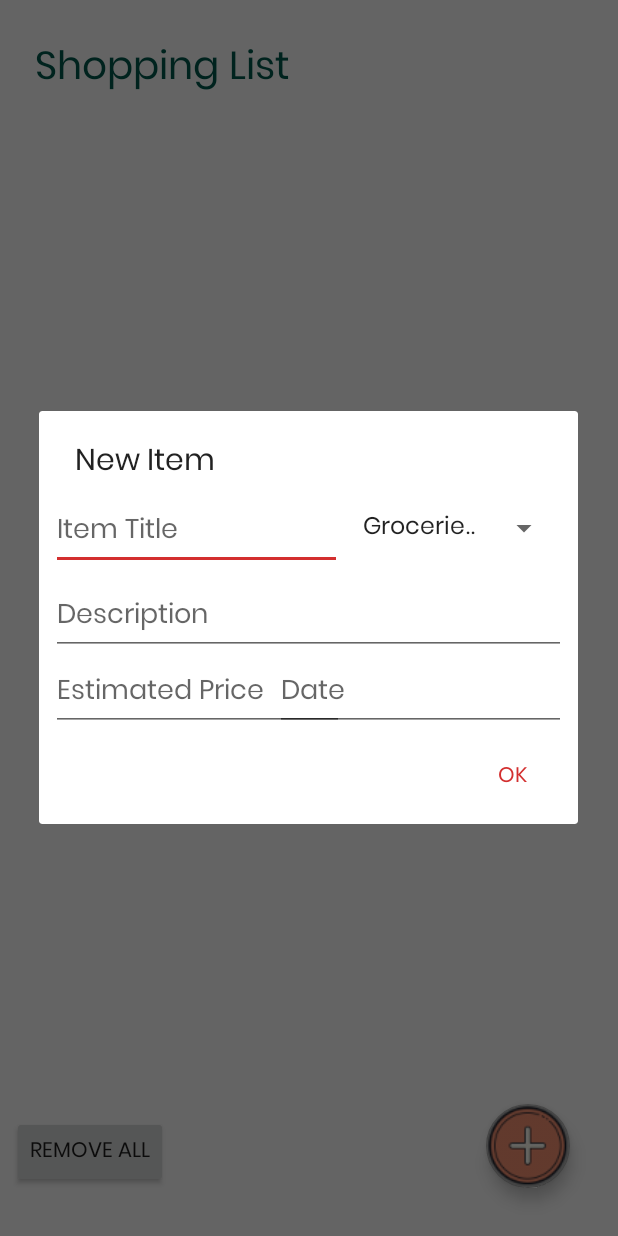
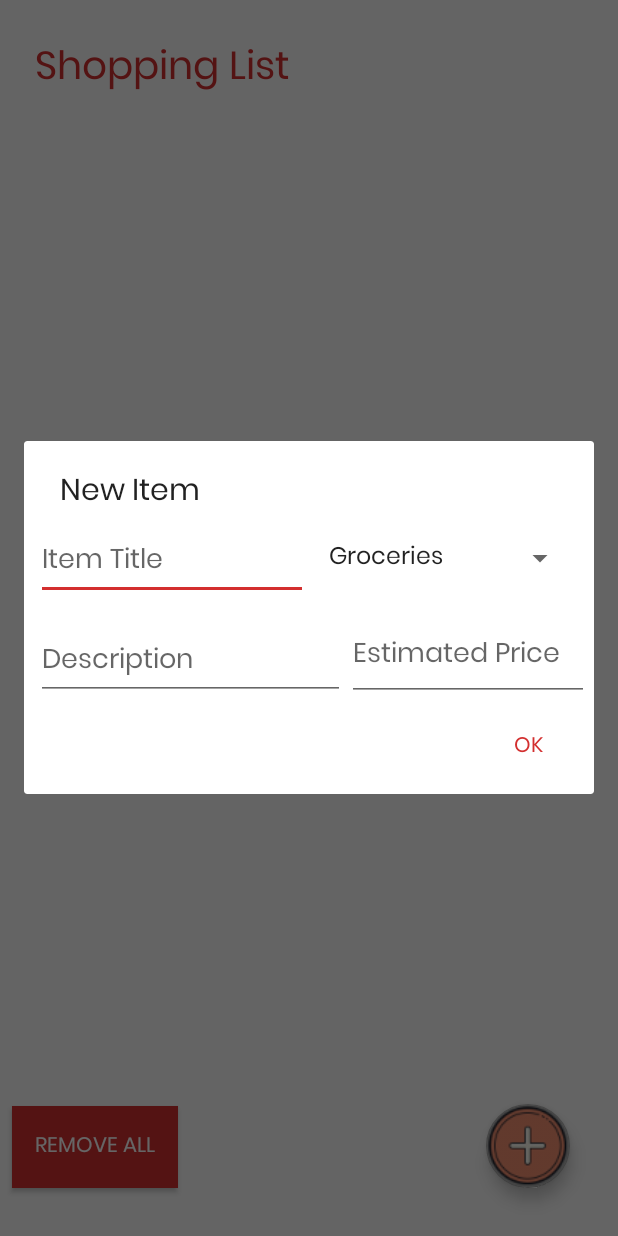
Before and after one commit to evcodes/ShopSmart, an Android app: the MainActivity screen opened directly, with no data from a screen before it, after a tap on an icon or button, on a phone screen of 412 x 824 dp. Run offline under Robolectric (Android 15) with nearby library versions, the light colour scheme and no system bars; our stand-ins replace Room's generated code.

Commit message:
Everything is working, buttons are style and ready to submit
Signed-off-by: evcodes <edv2@williams.edu>

```diff
--- a/app/build.gradle
+++ b/app/build.gradle
@@ -42,6 +42,8 @@
 
     implementation 'android.arch.persistence.room:runtime:1.1.1'
     kapt 'android.arch.persistence.room:compiler:1.1.1'
+
+    implementation 'com.chauthai.swipereveallayout:swipe-reveal-layout:1.4.1'
 }
 
 apply plugin: 'com.google.gms.google-services'
--- a/app/src/main/java/com/eddyvarela/shopping/ItemDialog.kt
+++ b/app/src/main/java/com/eddyvarela/shopping/ItemDialog.kt
@@ -2,17 +2,12 @@
 
 import android.app.Dialog
 import android.content.Context
-import android.graphics.Bitmap
-import android.graphics.BitmapFactory
 import android.os.Bundle
 import android.support.v4.app.DialogFragment
 import android.support.v7.app.AlertDialog
 import android.util.Log
 import android.view.View
-import android.widget.AdapterView
-import android.widget.ArrayAdapter
-import android.widget.EditText
-import android.widget.Spinner
+import android.widget.*
 import com.eddyvarela.shopping.data.ShoppingItem
 import kotlinx.android.synthetic.main.new_item_dialog.view.*
 import java.lang.RuntimeException
@@ -42,7 +37,6 @@
         }
     }
 
-    private lateinit var etItemDate: EditText
     private lateinit var etItemCategory: Spinner
     private lateinit var etItemPrice: EditText
     private lateinit var etItemTitle: EditText
@@ -52,7 +46,7 @@
     override fun onCreateDialog(savedInstanceState: Bundle?): Dialog {
 
 
-        val categoryAdapter = ArrayAdapter.createFromResource(
+        var categoryAdapter = ArrayAdapter.createFromResource(
             this.context,
             R.array.array_category, android.R.layout.simple_spinner_item
         )
@@ -60,43 +54,44 @@
         categoryAdapter.setDropDownViewResource(android.R.layout.simple_spinner_dropdown_item)
 
 
-        val rootView = requireActivity().layoutInflater.inflate(
+        var rootView = requireActivity().layoutInflater.inflate(
             R.layout.new_item_dialog, null
         )
         rootView.spinnerCategory.adapter = categoryAdapter
 
-        val builder = AlertDialog.Builder(requireContext())
+        var builder = AlertDialog.Builder(requireContext())
 
         builder.setTitle(getString(R.string.Make_new_item))
 
         rootView.spinnerCategory.onItemSelectedListener = this
-        etItemDate = rootView.etDate
         etItemTitle = rootView.etTitle
         etItemDescription = rootView.etDescription
+
+
         etItemPrice = rootView.etPrice
         etItemCategory = rootView.spinnerCategory
 
         builder.setView(rootView)
 
-        val arguments = this.arguments
+        var arguments = this.arguments
 
         // IF I AM IN EDIT MODE
         if (arguments != null && arguments.containsKey(
                 MainActivity.KEY_ITEM_TO_EDIT
             )
         ) {
-            Log.d("Debugging edit", "In onCreateDialog")
 
-            val shoppingItem = arguments.getSerializable(
+            var shoppingItem = arguments.getSerializable(
                 MainActivity.KEY_ITEM_TO_EDIT
             ) as ShoppingItem
 
-            etItemDate.setText(shoppingItem.date)
+            builder.setTitle("Edit Item")
+
             etItemTitle.setText(shoppingItem.title)
             etItemDescription.setText(shoppingItem.description)
             etItemPrice.setText(shoppingItem.price)
+            etItemCategory.setSelection(getIndex(shoppingItem.category))
 
-            builder.setTitle("Edit Item")
         }
 
         builder.setPositiveButton("OK") { _, _ ->
@@ -106,6 +101,15 @@
         return builder.create()
     }
 
+    private fun getIndex(s: String): Int {
+
+        return when (s) {
+            "Groceries" -> 0
+            "Clothing" -> 1
+            "Miscellaneous" -> 2
+            else -> 2
+        }
+    }
     override fun onItemSelected(parent: AdapterView<*>?, view: View?, position: Int, id: Long) {
     }
 
@@ -121,7 +125,6 @@
                 val arguments = this.arguments
                 // IF EDIT MODE
                 if (arguments != null && arguments.containsKey(MainActivity.KEY_ITEM_TO_EDIT)) {
-                    Log.d("Debugging edit", "In onResume")
                     handleItemEdit()
                 } else {
                     handleItemCreate()
@@ -130,12 +133,13 @@
                 dialog.dismiss()
             } else {
                 etItemTitle.error = "This field can not be empty"
+                etItemDescription.error = "This field can not be empty"
+                etItemPrice.error = "This field can not be empty"
             }
         }
     }
 
     private fun handleItemCreate() {
-
         itemHandler.itemCreated(
             ShoppingItem(
                 null,
@@ -151,7 +155,6 @@
 
 
     private fun handleItemEdit() {
-        Log.d("Debugging edit", "In Handle Item Edit")
         val shoppingItemEdit = arguments?.getSerializable(
             MainActivity.KEY_ITEM_TO_EDIT
         ) as ShoppingItem
@@ -159,7 +162,6 @@
         shoppingItemEdit.description = etItemDescription.text.toString()
         shoppingItemEdit.category = etItemCategory.selectedItem.toString()
         shoppingItemEdit.price = etItemPrice.text.toString()
-        shoppingItemEdit.date = etItemDate.text.toString()
         itemHandler.itemUpdated(shoppingItemEdit)
     }
 
--- a/app/src/main/java/com/eddyvarela/shopping/MainActivity.kt
+++ b/app/src/main/java/com/eddyvarela/shopping/MainActivity.kt
@@ -25,16 +25,21 @@
     private lateinit var itemAdapter : ItemAdapter
 
     private var editIndex: Int = -1
+    private var total = 0.00
+
 
     override fun onCreate(savedInstanceState: Bundle?) {
         super.onCreate(savedInstanceState)
 
+        getTotal()
+        setContentView(R.layout.activity_main)
 
-        setContentView(R.layout.activity_main)
+
         initRecyclerViewFromDb()
 
-        newShoppingItem.setOnClickListener{
-               showAddItemDialog()
+
+        newShoppingItem.setOnClickListener {
+            showAddItemDialog()
         }
 
         btnDeleteAll.setOnClickListener {
@@ -42,8 +47,10 @@
             Thread {
                 AppDatabase.getInstance(this@MainActivity).shoppingItemDao().deleteAll()
                 initRecyclerViewFromDb()
+                getTotal()
             }.start()
         }
+
     }
 
     private fun initRecyclerViewFromDb() {
@@ -85,11 +92,25 @@
             "EDITITEMDIALOG")
     }
 
+
+    private fun getTotal() {
+        Thread {
+            total = 0.0
+            var shoppingItems = AppDatabase.getInstance(this@MainActivity).shoppingItemDao().getAllItems()
+            for (i in shoppingItems) {
+                total += i.price.toFloat()
+            }
+            runOnUiThread {
+                tvEstimatedTotal.text = "Estimated Total: $total"
+            }
+        }.start()
+    }
+
     override fun itemCreated(item: ShoppingItem) {
         Thread{
             var newId = AppDatabase.getInstance(this).shoppingItemDao().insertItem(item)
-
             item.itemID = newId
+            getTotal()
 
             runOnUiThread{
                 itemAdapter.addItem(item)
@@ -100,7 +121,7 @@
     override fun itemUpdated(item: ShoppingItem) {
         Thread {
             AppDatabase.getInstance(this).shoppingItemDao().updateItem(item)
-
+            getTotal()
             runOnUiThread {
                 itemAdapter.updateItem(item, editIndex)
             }
--- a/app/src/main/java/com/eddyvarela/shopping/data/ShoppingItem.kt
+++ b/app/src/main/java/com/eddyvarela/shopping/data/ShoppingItem.kt
@@ -3,7 +3,6 @@
 import android.arch.persistence.room.ColumnInfo
 import android.arch.persistence.room.Entity
 import android.arch.persistence.room.PrimaryKey
-import android.graphics.Bitmap
 import java.io.Serializable
 
 @Entity(tableName = "shoppingItem")
--- a/app/src/main/java/com/eddyvarela/shopping/touch/ItemRecyclerTouchCallback.kt
+++ b/app/src/main/java/com/eddyvarela/shopping/touch/ItemRecyclerTouchCallback.kt
@@ -2,6 +2,7 @@
 
 import android.support.v7.widget.RecyclerView
 import android.support.v7.widget.helper.ItemTouchHelper
+
 
 class ItemRecyclerTouchCallback(private val todoTouchHelperAdapter: ItemTouchHelperCallback)
     : ItemTouchHelper.Callback() {
@@ -17,7 +18,7 @@
     override fun getMovementFlags(recyclerView: RecyclerView, viewHolder: RecyclerView.ViewHolder): Int {
         val dragFlags = ItemTouchHelper.UP or ItemTouchHelper.DOWN
         val swipeFlags = ItemTouchHelper.START or ItemTouchHelper.END
-        return ItemTouchHelper.Callback.makeMovementFlags(dragFlags, swipeFlags)
+        return makeMovementFlags(dragFlags, swipeFlags)
     }
 
     override fun onMove(recyclerView: RecyclerView,
--- a/app/src/main/res/layout/activity_main.xml
+++ b/app/src/main/res/layout/activity_main.xml
@@ -9,7 +9,7 @@
     <TextView
             android:text="@string/shopping_list"
             android:textSize="26sp"
-            android:textColor="@color/colorPrimaryDark"
+            android:textColor="@color/colorAccent"
             android:layout_width="wrap_content"
             android:layout_height="wrap_content"
             android:id="@+id/tvShoppingList"
@@ -49,8 +49,8 @@
             app:layout_constraintTop_toBottomOf="@+id/recyclerView"
             android:layout_marginTop="28dp"
             app:layout_constraintStart_toStartOf="parent"
-            android:layout_marginLeft="168dp"
-            android:layout_marginStart="168dp"/>
+            android:layout_marginLeft="148dp"
+            android:layout_marginStart="148dp"/>
 
     <android.support.design.widget.FloatingActionButton
             android:layout_width="wrap_content"
@@ -74,6 +74,10 @@
             android:layout_width="wrap_content"
             android:layout_height="wrap_content"
             android:id="@+id/btnDeleteAll"
+            android:background="@color/colorAccent"
+            android:textColor="#FFF"
+            android:padding="15sp"
+
             app:layout_constraintStart_toStartOf="parent"
             android:layout_marginLeft="8dp"
             android:layout_marginStart="8dp"
--- a/app/src/main/res/layout/new_item_dialog.xml
+++ b/app/src/main/res/layout/new_item_dialog.xml
@@ -1,56 +1,69 @@
 <?xml version="1.0" encoding="utf-8"?>
 <android.support.constraint.ConstraintLayout
         xmlns:android="http://schemas.android.com/apk/res/android"
-        xmlns:app="http://schemas.android.com/apk/res-auto" xmlns:tools="http://schemas.android.com/tools" android:orientation="vertical"
+        xmlns:app="http://schemas.android.com/apk/res-auto"
+        android:orientation="vertical"
         android:layout_width="match_parent"
         android:layout_height="wrap_content">
 
+
     <EditText
             android:id="@+id/etTitle"
-            android:layout_width="194dp"
+            android:layout_width="181dp"
+            android:maxHeight="100dp"
             android:layout_height="wrap_content"
-            app:layout_constraintStart_toStartOf="parent" android:layout_marginLeft="8dp"
+            app:layout_constraintStart_toStartOf="parent"
+            android:layout_marginLeft="8dp"
             android:layout_marginStart="8dp"
-            android:layout_marginTop="4dp" app:layout_constraintTop_toTopOf="parent"
-            android:layout_marginBottom="8dp" app:layout_constraintBottom_toBottomOf="parent"
-            app:layout_constraintVertical_bias="0.0" app:layout_constraintEnd_toEndOf="parent"
-            android:layout_marginEnd="8dp" android:layout_marginRight="8dp"
+            android:layout_marginTop="4dp"
+            app:layout_constraintTop_toTopOf="parent"
+            android:layout_marginBottom="8dp"
+            app:layout_constraintBottom_toBottomOf="parent"
+            app:layout_constraintVertical_bias="0.0"
+            app:layout_constraintEnd_toEndOf="parent"
+            android:layout_marginEnd="8dp"
+            android:layout_marginRight="8dp"
             android:hint="Item Title"
             app:layout_constraintHorizontal_bias="0.0"/>
 
     <Spinner
             android:id="@+id/spinnerCategory"
-            android:hint="Cat"
+            android:hint="@string/category"
             android:layout_width="0dp"
             android:layout_height="45dp"
-            app:layout_constraintTop_toTopOf="@+id/etTitle" app:layout_constraintStart_toEndOf="@+id/etTitle"
-            android:layout_marginLeft="6dp" android:layout_marginStart="6dp" app:layout_constraintEnd_toEndOf="parent"
-            android:layout_marginEnd="12dp" android:layout_marginRight="12dp"/>
+            app:layout_constraintTop_toTopOf="@+id/etTitle"
+            app:layout_constraintStart_toEndOf="@+id/etTitle"
+            android:layout_marginLeft="6dp"
+            android:layout_marginStart="6dp"
+            app:layout_constraintEnd_toEndOf="parent"
+            android:layout_marginEnd="12dp"
+            android:layout_marginRight="12dp"
+            app:layout_constraintHorizontal_bias="0.0"/>
+
     <EditText
-            android:hint="Description"
+            android:hint="@string/description"
             android:id="@+id/etDescription"
-            android:layout_width="match_parent"
+            android:layout_width="206dp"
             android:layout_height="wrap_content"
-            app:layout_constraintEnd_toEndOf="parent" android:layout_marginEnd="8dp" android:layout_marginRight="8dp"
-            app:layout_constraintStart_toStartOf="parent" android:layout_marginLeft="8dp"
-            android:layout_marginStart="8dp" android:layout_marginTop="11dp"
-            app:layout_constraintTop_toBottomOf="@+id/spinnerCategory"/>
+            app:layout_constraintStart_toStartOf="parent"
+            android:layout_marginLeft="8dp"
+            android:layout_marginStart="8dp"
+            android:layout_marginTop="16dp"
+            app:layout_constraintTop_toBottomOf="@+id/etTitle"/>
+
     <EditText
             android:hint="@string/estimated_price"
             android:id="@+id/etPrice"
-            android:layout_width="195dp"
-            android:layout_height="wrap_content"
-            app:layout_constraintStart_toStartOf="parent" android:layout_marginLeft="8dp"
-            android:layout_marginStart="8dp" app:layout_constraintEnd_toEndOf="parent" android:layout_marginEnd="8dp"
+            android:layout_width="161dp"
+            android:layout_height="59dp"
+            app:layout_constraintStart_toEndOf="@+id/etDescription"
+            android:layout_marginLeft="8dp"
+            android:layout_marginStart="8dp"
+            app:layout_constraintEnd_toEndOf="parent"
+            android:layout_marginEnd="8dp"
             android:layout_marginRight="8dp"
-            app:layout_constraintTop_toBottomOf="@+id/etDescription" app:layout_constraintHorizontal_bias="0.0"/>
-
-    <EditText
-            android:hint="Date"
-            android:id="@+id/etDate"
-            android:layout_width="194dp"
-            android:layout_height="wrap_content"
-            app:layout_constraintBaseline_toBaselineOf="@+id/etPrice" app:layout_constraintEnd_toEndOf="parent"
-            android:layout_marginEnd="8dp" android:layout_marginRight="8dp"/>
+            app:layout_constraintHorizontal_bias="0.6"
+            android:layout_marginTop="8dp"
+            app:layout_constraintTop_toBottomOf="@+id/etTitle"/>
 
 </android.support.constraint.ConstraintLayout>
--- a/app/src/main/res/values/colors.xml
+++ b/app/src/main/res/values/colors.xml
@@ -4,4 +4,7 @@
     <color name="colorPrimaryDark">#00574B</color>
     <color name="colorAccent">#D32F2F</color>
     <color name="bg_color">#f7f7f7</color>
+    <color name="white">#fff</color>
+    <color name="blue">#00aaff</color>
+    <color name="off_white">#f7f7f7</color>
 </resources>
--- a/app/src/main/res/values/strings.xml
+++ b/app/src/main/res/values/strings.xml
@@ -24,4 +24,7 @@
     <string name="remove_all">Remove All</string>
     <string name="display_app_name">ShopSmart</string>
     <string name="shopsmart">ShopSmart</string>
+    <string name="category">Category</string>
+    <string name="default_price">0</string>
+    <string name="description">Description</string>
 </resources>
```
Also changed, not shown: app/src/main/java/com/eddyvarela/shopping/adapter/ItemAdapter.kt (+7 -19 lines), app/src/main/res/layout/item_row.xml (+32 -14 lines), app/src/main/res/layout/swipe_item_layout.xml (added, +20 -0 lines), app/src/main/java/com/eddyvarela/shopping/touch/ItemTouchHelperCallback.kt (line endings or trailing spaces).
